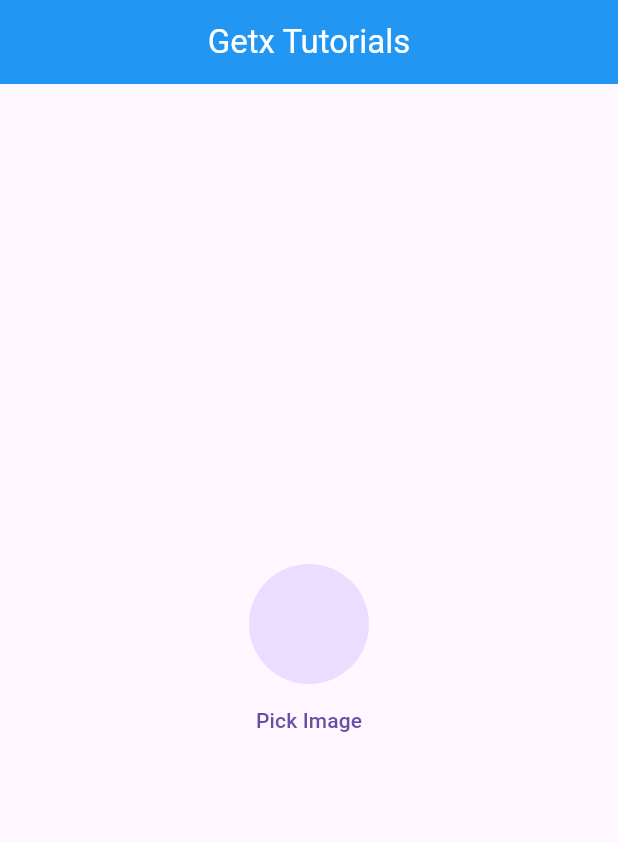
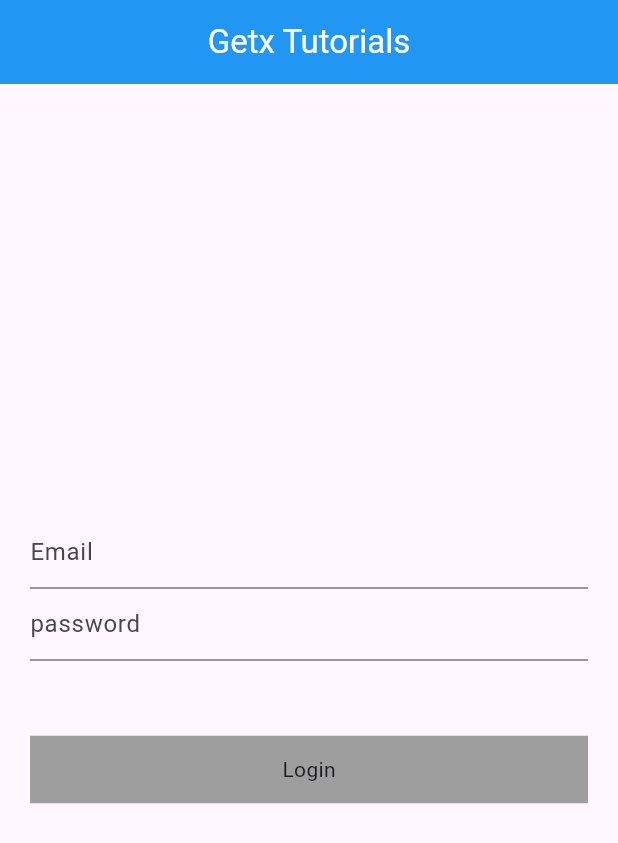
Before and after one commit to Hafiz-Muhammad-Shayan/GetxExplaination, a Flutter app: the screen it shows after launch, on a phone screen of 412 x 824 dp. Shown: the top 843 px of the screen. Run offline on Flutter 3.47's test engine with Material 3 defaults, Android fonts, the phone set to English and light mode, and no system bars; our stand-ins replace get, image_picker.

Commit message:
video 13 done login successful api  with  getx

```diff
--- a/lib/home_screen.dart
+++ b/lib/home_screen.dart
@@ -8,6 +8,7 @@
 import 'package:getxexplaination/example_two.dart';
 import 'package:getxexplaination/favorateClass.dart';
 import 'package:getxexplaination/image_picker_controller.dart';
+import 'package:getxexplaination/login_conroller.dart';
 import 'package:getxexplaination/screen_one.dart';
 
 class HomeScreen extends StatefulWidget {
@@ -18,7 +19,8 @@
 }
 
 class _HomeScreenState extends State<HomeScreen> {
-  ImagePickerController controller = Get.put(ImagePickerController());
+    LoginConroller conroller = LoginConroller();
+
   @override
   Widget build(BuildContext context) {
 
@@ -33,28 +35,44 @@
           ),
         ),),
       ),
-      body: Obx(() {
-        return Column(
+      body: Padding(
+        padding: const EdgeInsets.symmetric(horizontal: 20),
+        child: Column(
           mainAxisAlignment: MainAxisAlignment.center,
           crossAxisAlignment: CrossAxisAlignment.center,
           children: [
-            Center(
-              child: CircleAvatar(
-                radius: 40,
-                backgroundImage: controller.imagePath.isNotEmpty ?
-                FileImage(File(controller.imagePath.toString())) :
-                null,
+            TextFormField(
+              controller: conroller.emailController.value,
+              decoration: InputDecoration(
+                hintText: "Email",
               ),
             ),
-
-            TextButton(
-                onPressed: (){
-                  controller.getImage();
+            TextFormField(
+              controller: conroller.passwordController.value,
+              decoration: InputDecoration(
+                hintText: "password",
+              ),
+            ),
+            SizedBox(
+              height: 50,
+            ),
+            Obx((){
+              return InkWell(
+                onTap: (){
+                  conroller.LoginApi();
                 },
-                child: Text("Pick Image")),
+                child: conroller.loading.value ? CircularProgressIndicator() : Container(
+                  height: 45,
+                  color: Colors.grey,
+                  child: Center(
+                    child: Text("Login"),
+                  ),
+                ),
+              );
+            }),
           ],
-        );
-      } ),
+        ),
+      ),
 
     );
   }
--- /dev/null
+++ b/lib/login_conroller.dart
@@ -0,0 +1,39 @@
+import 'dart:convert';
+
+import 'package:flutter/cupertino.dart';
+import 'package:get/get.dart';
+import 'package:http/http.dart';
+
+class LoginConroller extends GetxController{
+      final emailController = TextEditingController().obs;
+      final passwordController = TextEditingController().obs;
+      RxBool loading = false.obs;
+      void LoginApi() async{
+        loading.value = true;
+        try {
+          final response = await post(Uri.parse("https://reqres.in/api/login"),
+              body: {
+                "email": emailController.value.text,
+                "password": passwordController.value.text,
+              }
+          );
+          var data = jsonDecode(response.body);
+
+          if (response.statusCode == 200){
+            loading.value = false;
+            Get.snackbar("Login Successful", "Congratulations");
+
+          }
+          else {
+            loading.value = false;
+            Get.snackbar("Login Failed", data["error"]);
+          }
+        }
+        catch (e){
+          loading.value = true;
+          Get.snackbar("Exception", e.toString());
+
+        }
+      }
+
+}
--- a/pubspec.yaml
+++ b/pubspec.yaml
@@ -36,6 +36,7 @@
   cupertino_icons: ^1.0.8
   image_picker: ^1.2.3
   get: ^4.7.3
+  http:
 
 dev_dependencies:
   flutter_test:
```
Also changed, not shown: pubspec.lock.
